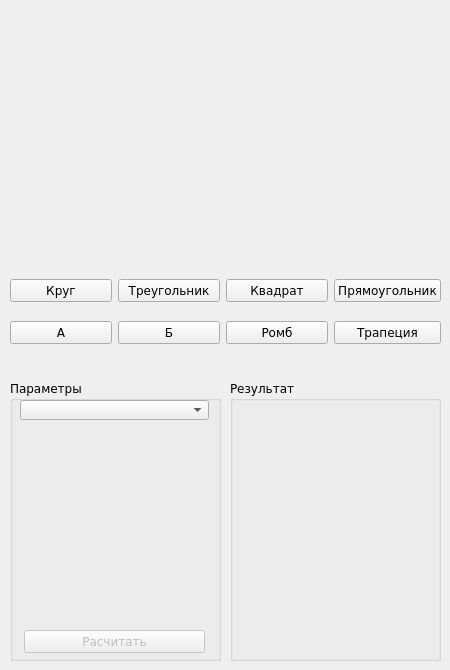
Old version of the form main_gui.ui in the repository visor517/geometric_calculator.
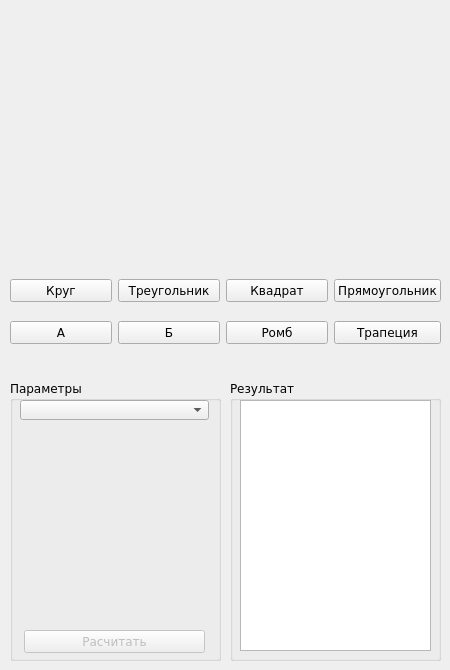
New version of the form.

```diff
--- a/main_gui.ui
+++ b/main_gui.ui
@@ -202,6 +202,31 @@
     <property name="title">
      <string>Результат</string>
     </property>
+    <widget class="QTextBrowser" name="outputTextBrowser">
+     <property name="enabled">
+      <bool>true</bool>
+     </property>
+     <property name="geometry">
+      <rect>
+       <x>10</x>
+       <y>20</y>
+       <width>191</width>
+       <height>251</height>
+      </rect>
+     </property>
+     <property name="acceptDrops">
+      <bool>true</bool>
+     </property>
+     <property name="lineWidth">
+      <number>1</number>
+     </property>
+     <property name="midLineWidth">
+      <number>3</number>
+     </property>
+     <property name="placeholderText">
+      <string/>
+     </property>
+    </widget>
    </widget>
    <widget class="QWidget" name="verticalLayoutWidget">
     <property name="geometry">
```
